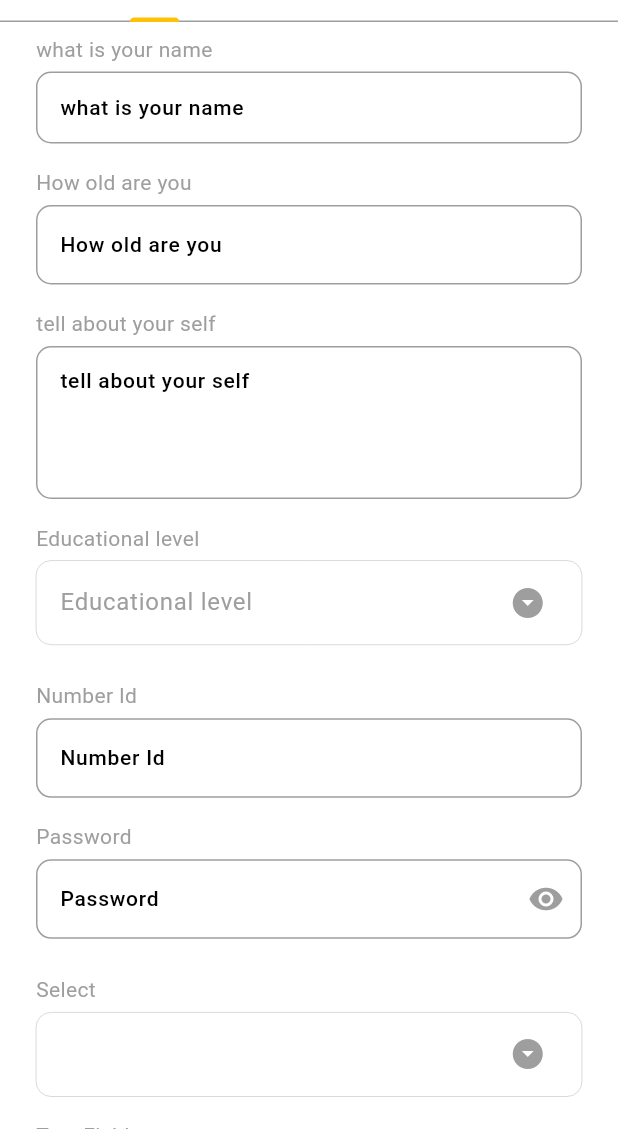
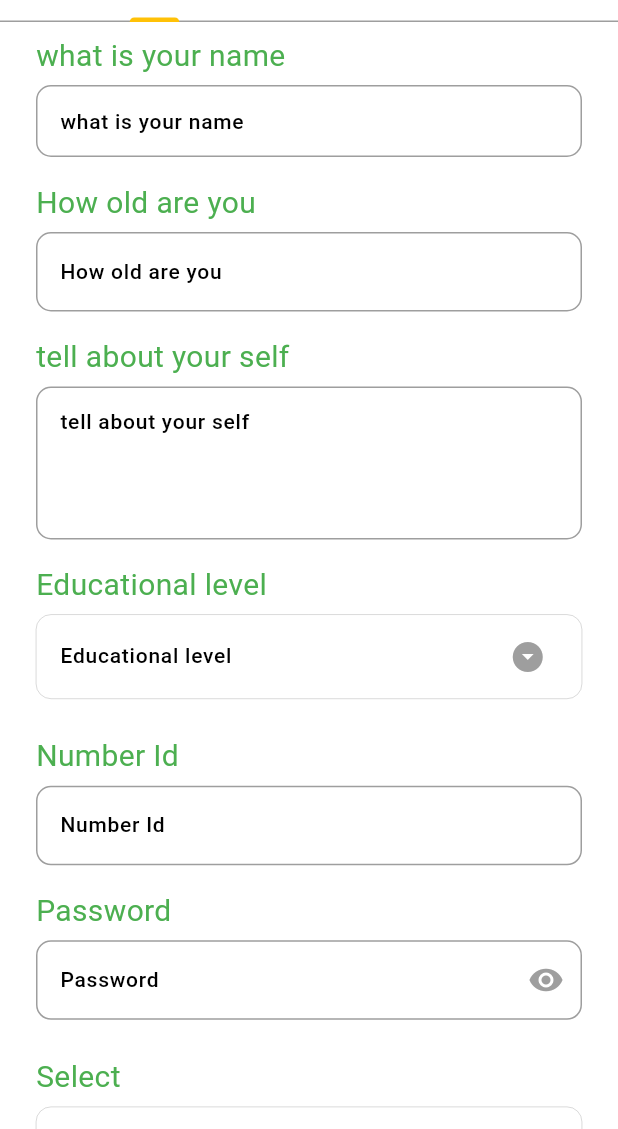
Before and after one commit to Abdulwhab490/form_io_builder, a Flutter app: the screen it shows after launch, after a tap on "Form Wedgit", on a phone screen of 412 x 824 dp, the part 107-1236 px from its top. Run offline on Flutter 3.47's test engine with Material 3 defaults, Android fonts, the phone set to English and light mode, and no system bars; our stand-ins replace cached_network_image, dio, file_picker, flutter_form_builder, form_builder_validators, image_picker; Roboto replaces fonts that are missing (Tajawal).

Commit message:
style edit

```diff
--- a/example/lib/main.dart
+++ b/example/lib/main.dart
@@ -2,7 +2,7 @@ import 'package:flutter/cupertino.dart';
 import 'package:flutter/material.dart';
 import 'package:form_io_builder/form_io_builder.dart';
 import 'package:form_io_builder/utils/utils.dart';
-import 'package:form_io_builder_example/show_wedgit.dart';
+import 'show_wedgit.dart';
 
 import 'contacst.dart';
 
@@ -26,7 +26,7 @@ class _MyAppState extends State<MyApp> {
 ///primaryColor: Colors.amber,
 
         colorScheme: ColorScheme(brightness: Brightness.light, primary: Colors.amber,
-         onPrimary: Colors.amber.shade400,
+         onPrimary:  Colors.white,//Colors.amber.shade400,
           secondary:  Color.fromARGB(255, 88, 8, 8),
            onSecondary: const Color.fromRGBO(88, 8, 8, 1),//Colors.yellow,
             error: Colors.red,
@@ -37,6 +37,14 @@ class _MyAppState extends State<MyApp> {
 
 
              ),
+
+            textTheme: TextTheme(
+              bodyMedium: TextStyle(color: Colors.green,fontSize: 20),
+              bodySmall: TextStyle(color: Colors.blue,fontSize: 14),
+               labelMedium: TextStyle(color: Colors.purpleAccent,fontSize: 14),
+               labelSmall: TextStyle(color: Colors.red,fontSize: 14),
+               labelLarge: TextStyle(color: Colors.brown,fontSize: 14),
+            ),
 
          elevatedButtonTheme: ElevatedButtonThemeData(style: ButtonStyle(backgroundColor: WidgetStatePropertyAll(Colors.black),textStyle:WidgetStatePropertyAll(TextStyle(color: Colors.red)))),
         //textTheme: TextTheme().copyWith()
--- a/example/lib/show_wedgit.dart
+++ b/example/lib/show_wedgit.dart
@@ -3,7 +3,7 @@ import 'package:flutter/material.dart';
 import 'package:flutter/src/scheduler/ticker.dart';
 import 'package:form_io_builder/form_io_builder.dart';
 import 'package:form_io_builder/utils/utils.dart';
-import 'package:form_io_builder_example/contacst.dart';
+import 'contacst.dart';
 
 class ShowWedgit extends StatefulWidget  {
 
--- a/lib/widgets/search_field_select.dart
+++ b/lib/widgets/search_field_select.dart
@@ -70,7 +70,8 @@ class _SearchFieldSelectState extends State<SearchFieldSelect> {
           Padding(
               padding: const EdgeInsets.only(bottom: 8.0),
               child: Text(widget.labelText!,
-                  style: ThemeApp.headline2)),
+                  //style: ThemeApp.headline2
+                  )),
         FormField(
           // placeHolder: widget.hint,
           // readOnly: true,
@@ -93,21 +94,26 @@ class _SearchFieldSelectState extends State<SearchFieldSelect> {
                     child:widget.isMultiple!?
                       ListTile(
                       title:  Wrap(
-                        spacing: 0.0,
+                        spacing: 5.0,
                         crossAxisAlignment: WrapCrossAlignment.start,
                       direction: Axis.horizontal,
                       verticalDirection: VerticalDirection.down,
                       alignment: WrapAlignment.start,
                       runAlignment: WrapAlignment.start,
                       runSpacing: 1.0,
+
                       children: [
+                        if(values.isEmpty)
+                        Text('${ widget.hint}',
+                        //style: ThemeApp.headline2,
+                        ),
                            for(var item in values??[])
                              ChoiceChip(label: Text('${item.text}'), selected: true)
                       ]),
                       trailing: widget.suffixIcon??SizedBox(),
 
                     ):ListTile(
-                      title:  Text('${title?? widget.hint}'),
+                      title:  Text('${title?? widget.hint}',style: ThemeApp.headline2,),
                       trailing: widget.suffixIcon??SizedBox(),
 
                     ) ,
@@ -122,6 +128,7 @@ class _SearchFieldSelectState extends State<SearchFieldSelect> {
                       return Column(
                         children: [
                           textFieldWithOnChange(
+                            lable: 'search',
                               onChanged: (value) => setStateWidget(() => list =
                                   widget.items
                                       .where(
@@ -161,7 +168,7 @@ class _SearchFieldSelectState extends State<SearchFieldSelect> {
                                                 }
                                               });
                                             },
-                                      checkColor: Theme.of(context).primaryColor,
+
                                     )
                                   else
                                     RadioListTile<DropItem?>(
--- a/lib/widgets/selectfield.dart
+++ b/lib/widgets/selectfield.dart
@@ -45,7 +45,7 @@ Widget SelectWithOnChange(Item, Map<String, dynamic> map, pType,
                      StatefulBuilder(
                        builder: (context,setStateWidget) {
                          return SearchFieldSelect(
-                          hint:Item["label"] ,//labelText: Item["label"],
+                          hint:Item['placeholder']??Item["label"] ,//labelText: Item["label"],
                           suffixIcon: Icon(Icons.arrow_drop_down_circle),
                           items:snapshot.hasData?(snapshot.data).map<DropItem>((e)=>DropItem(text:e['text'],value: e['value'] )).toList():[],
                           isMultiple:Item["multiple"]??false,
```
Also changed, not shown: example/pubspec.lock, 2 other files.
